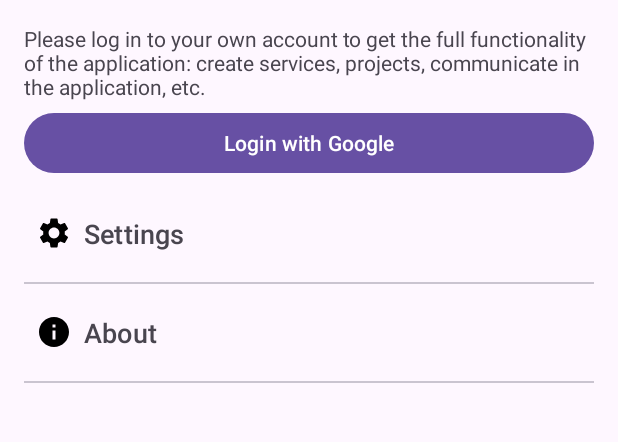
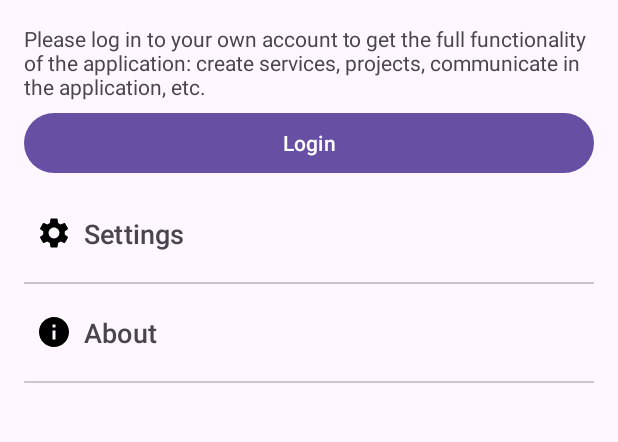
Before and after one commit to ykzZa/Posluga, an Android app: the layout fragment_menu.xml on its own in the app's theme, with its tools: preview values and no code run, on a phone screen of 412 x 824 dp, the part 189-631 px from its top. Run offline under Robolectric (Android 15) with nearby library versions, the phone set to English and light mode, and no system bars.

Commit message:
google login and navigation refactor

```diff
--- a/app/build.gradle.kts
+++ b/app/build.gradle.kts
@@ -61,4 +61,6 @@ dependencies {
     implementation("com.google.firebase:firebase-crashlytics:18.4.3")
     implementation("com.google.firebase:firebase-analytics:21.3.0")
     implementation("com.google.firebase:firebase-auth-ktx:22.1.2")
+
+    implementation("com.google.android.gms:play-services-auth:20.4.1")
 }
--- a/app/src/main/res/layout/fragment_menu.xml
+++ b/app/src/main/res/layout/fragment_menu.xml
@@ -36,19 +36,19 @@
         android:layout_height="wrap_content"
         android:layout_marginTop="16dp"
         android:text="@string/advice"
-        app:layout_constraintBottom_toTopOf="@id/google_sign_in_button"
-        app:layout_constraintEnd_toEndOf="@id/google_sign_in_button"
-        app:layout_constraintStart_toStartOf="@id/google_sign_in_button"
+        app:layout_constraintBottom_toTopOf="@id/login_button"
+        app:layout_constraintEnd_toEndOf="@id/login_button"
+        app:layout_constraintStart_toStartOf="@id/login_button"
         app:layout_constraintTop_toBottomOf="@id/text_view_welcome" />
 
     <Button
-        android:id="@+id/google_sign_in_button"
+        android:id="@+id/login_button"
         android:layout_width="match_parent"
         android:layout_height="wrap_content"
         android:layout_marginHorizontal="16dp"
         android:layout_marginVertical="4dp"
         android:elevation="4dp"
-        android:text="@string/login_with_google"
+        android:text="@string/login"
         app:layout_constraintBottom_toTopOf="@id/scroll_view_options"
         app:layout_constraintTop_toBottomOf="@id/text_view_advice" />
 
@@ -59,7 +59,7 @@
         app:layout_constraintBottom_toBottomOf="parent"
         app:layout_constraintEnd_toEndOf="parent"
         app:layout_constraintStart_toStartOf="parent"
-        app:layout_constraintTop_toBottomOf="@id/google_sign_in_button">
+        app:layout_constraintTop_toBottomOf="@id/login_button">
 
         <LinearLayout
             android:layout_width="match_parent"
@@ -80,6 +80,7 @@
                 android:visibility="gone" />
 
             <com.google.android.material.divider.MaterialDivider
+                android:id="@+id/divider_profile"
                 android:layout_width="match_parent"
                 android:layout_height="wrap_content"
                 android:layout_marginHorizontal="16dp"
@@ -99,6 +100,7 @@
                 android:visibility="gone" />
 
             <com.google.android.material.divider.MaterialDivider
+                android:id="@+id/divider_services"
                 android:layout_width="match_parent"
                 android:layout_height="wrap_content"
                 android:layout_marginHorizontal="16dp"
@@ -119,6 +121,7 @@
                 android:visibility="gone" />
 
             <com.google.android.material.divider.MaterialDivider
+                android:id="@+id/divider_created_projects"
                 android:layout_width="match_parent"
                 android:layout_height="wrap_content"
                 android:layout_marginHorizontal="16dp"
@@ -138,30 +141,12 @@
                 android:visibility="gone" />
 
             <com.google.android.material.divider.MaterialDivider
+                android:id="@+id/divider_participating_projects"
                 android:layout_width="match_parent"
                 android:layout_height="wrap_content"
                 android:layout_marginHorizontal="16dp"
                 android:visibility="gone" />
 
-            <Button
-                android:id="@+id/button_completed_projects"
-                android:layout_width="match_parent"
-                android:layout_height="wrap_content"
-                android:background="@android:color/transparent"
-                android:drawableLeft="@drawable/ic_completed_projects"
-                android:gravity="start|center"
-                android:paddingVertical="16dp"
-                android:text="Completed projects"
-                android:textColor="@color/dark_grey"
-                android:textSize="18sp"
-                android:visibility="gone" />
-
-            <com.google.android.material.divider.MaterialDivider
-                android:layout_width="match_parent"
-                android:layout_height="wrap_content"
-
-                android:layout_marginHorizontal="16dp"
-                android:visibility="gone" />
 
             <Button
                 android:id="@+id/button_settings"
--- a/app/src/main/res/values/strings.xml
+++ b/app/src/main/res/values/strings.xml
@@ -1,5 +1,6 @@
 <resources>
     <string name="app_name">Posluga</string>
+    <string name="web_client_id">262905056118-44611m6tji9ncqa5g4guaqh1lo5jf4r1.apps.googleusercontent.com</string>
 
     <string name="title_activity_login">LoginActivity</string>
     <string name="prompt_email">Email</string>
@@ -20,5 +21,6 @@
     <string name="participating_projects">Participating projects</string>
     <string name="about">About</string>
     <string name="advice">Please log in to your own account to get the full functionality of the application: create services, projects, communicate in the application, etc.</string>
-    <string name="login_with_google">Login with Google</string>
+    <!-- TODO: Remove or change this placeholder text -->
+    <string name="hello_blank_fragment">Hello blank fragment</string>
 </resources>
```
Also changed, not shown: app/src/main/java/dev/ykzza/posluga/presentation/AboutFragment.kt (added, +20 -0 lines), app/src/main/java/dev/ykzza/posluga/presentation/login/LoginFragment.kt (added, +99 -0 lines), app/src/main/java/dev/ykzza/posluga/presentation/menu/MenuFragment.kt (+88 -4 lines), app/src/main/res/layout/fragment_about.xml (added, +14 -0 lines), app/src/main/res/layout/fragment_login.xml (added, +19 -0 lines), app/src/main/res/menu/bottom_menu.xml (+5 -5 lines), app/src/main/res/navigation/chats.xml (added, +12 -0 lines), app/src/main/res/navigation/create.xml (added, +13 -0 lines), app/src/main/res/navigation/home.xml (added, +13 -0 lines), app/src/main/res/navigation/menu.xml (added, +30 -0 lines), app/src/main/res/navigation/nav_graph.xml (+6 -26 lines), app/src/main/res/navigation/saved.xml (added, +13 -0 lines).
